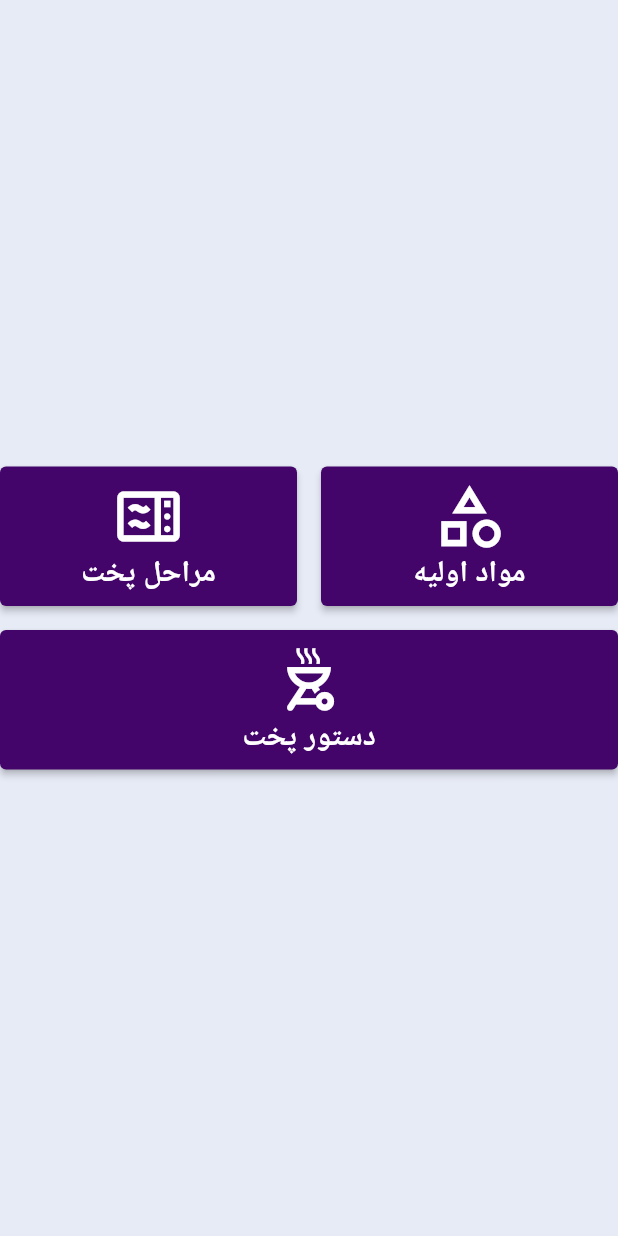
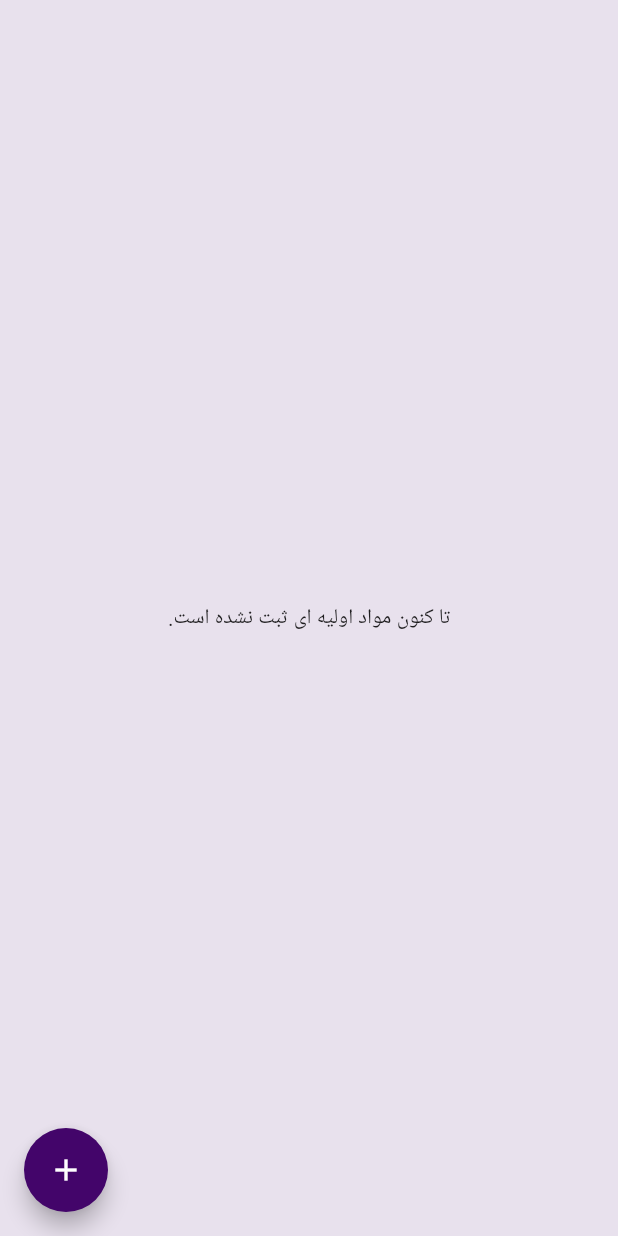
Before and after one commit to aminJamali/coocking, a Flutter app: the AdminPage screen opened by its route, after a tap on "مواد اولیه", on a phone screen of 412 x 824 dp. Run offline on Flutter 3.47's test engine with Material 2 defaults, Android fonts, the light colour scheme and no system bars; our stand-ins replace get; Roboto replaces fonts that are missing (IRANSans).

Commit message:
chore: تغییرات مربوط به ثبت مواد اولیه

```diff
--- a/lib/src/infrastructures/routes/pages.dart
+++ b/lib/src/infrastructures/routes/pages.dart
@@ -1,7 +1,9 @@
-import 'package:cooking/src/pages/login/login_page.dart';
 import 'package:get/get.dart';
 
-import '../../pages/admin/admin_page.dart';
+import '../../pages/admin/main/views/admin_page.dart';
+import '../../pages/admin/raw_material/views/raw_material_page.dart';
+import '../../pages/admin/raw_material/views/widgets/modify_raw_material.dart';
+import '../../pages/login/views/login_page.dart';
 import 'routes.dart';
 
 final pages = [
@@ -13,4 +15,12 @@ final pages = [
     name: Routes.adminPage,
     page: () => const AdminPage(),
   ),
+  GetPage(
+    name: Routes.rawMaterialPage,
+    page: () => const RawMaterialPage(),
+  ),
+  GetPage(
+    name: Routes.registerRawMaterialPage,
+    page: () => const ModifyRawMaterial(),
+  ),
 ];
--- a/lib/src/infrastructures/routes/routes.dart
+++ b/lib/src/infrastructures/routes/routes.dart
@@ -1,4 +1,6 @@
 class Routes {
+  static const login = '/login_page';
   static const adminPage = '/admin_page';
-  static const login = '/login_page';
+  static const rawMaterialPage = '/raw_material_page';
+  static const registerRawMaterialPage = '/register_raw_material_page';
 }
--- a/lib/src/infrastructures/styles/cooking_theme.dart
+++ /dev/null
@@ -1,42 +0,0 @@
-import 'package:flutter/material.dart';
-
-String? _fontFamily;
-
-class CookingTheme {
-  final String? fontFamily;
-
-  CookingTheme({final this.fontFamily}) {
-    _fontFamily = fontFamily;
-  }
-
-  ThemeData get themeData => _themeData;
-}
-
-const Color primaryColor = Color(0xFF43056A);
-const MaterialColor primarySwatch = MaterialColor(0xFF43056A, {
-  50: Color(0xFFFFF6FF),
-  100: Color(0xFFFAB5FF),
-  200: Color(0xFFCA88F1),
-  300: Color(0xFF9C5DC2),
-  400: Color(0xFF6F3395),
-  500: Color(0xFF43056A),
-  600: Color(0xFF330352),
-  700: Color(0xFF200134),
-  800: Color(0xFF200048),
-  900: Color(0xFF1A0041),
-});
-
-final Color successColor = Colors.green.shade500;
-final Color infoColor = Colors.teal;
-const Color warningColor = Color(0xFFffc107);
-final Color dangerColor = Colors.red.withOpacity(.8);
-final Color disabledColor = Colors.grey.withOpacity(.8);
-
-final ThemeData _themeData = ThemeData(
-    primaryColor: primaryColor,
-    backgroundColor: primarySwatch[100],
-    disabledColor: disabledColor,
-    errorColor: dangerColor,
-    fontFamily: _fontFamily,
-    primarySwatch: primarySwatch,
-    primaryColorLight: primarySwatch[100]);
--- a/lib/src/pages/admin/admin_page.dart
+++ /dev/null
@@ -1,81 +0,0 @@
-import 'package:flutter/material.dart';
-import 'package:get/get.dart';
-
-import '../../infrastructures/utils/utils.dart';
-
-
-class AdminPage extends StatelessWidget {
-  const AdminPage({final Key? key}) : super(key: key);
-  static const TextStyle _headerTextStyle = TextStyle(
-    fontSize: 20,
-    fontWeight: FontWeight.bold,
-  );
-  static const double _iconSize = 50.0;
-
-  @override
-  Widget build(final BuildContext context) => Scaffold(
-        backgroundColor: context.theme.backgroundColor,
-        body: _body(),
-      );
-
-  Widget _body() => Center(
-        child: ConstrainedBox(
-          constraints: const BoxConstraints(maxWidth: 600.0),
-          child: Column(
-            mainAxisAlignment: MainAxisAlignment.center,
-            children: [
-              Row(
-                mainAxisAlignment: MainAxisAlignment.center,
-                children: [
-                  Expanded(
-                    child: _headerButtonBuilder(
-                        onTaped: () {},
-                        title: 'مواد اولیه',
-                        icon: Icons.category_outlined),
-                  ),
-                  Utils.largeHorizontalSpace,
-                  Expanded(
-                    child: _headerButtonBuilder(
-                        onTaped: () {},
-                        title: 'مراحل پخت',
-                        icon: Icons.microwave_outlined),
-                  ),
-                ],
-              ),
-              Utils.largeVerticalSpace,
-              SizedBox(
-                width: Get.width,
-                child: _headerButtonBuilder(
-                    onTaped: () {},
-                    title: 'دستور پخت',
-                    icon: Icons.outdoor_grill_outlined),
-              ),
-            ],
-          ),
-        ),
-      );
-
-  Widget _headerButtonBuilder({
-    required final void Function() onTaped,
-    required final IconData icon,
-    required final String title,
-  }) =>
-      ElevatedButton(
-        onPressed: onTaped,
-        child: Padding(
-          padding: Utils.middlePadding,
-          child: Column(
-            children: [
-              Icon(
-                icon,
-                size: _iconSize,
-              ),
-              Text(
-                title,
-                style: _headerTextStyle,
-              ),
-            ],
-          ),
-        ),
-      );
-}
--- /dev/null
+++ b/lib/src/pages/admin/main/views/admin_page.dart
@@ -0,0 +1,85 @@
+import 'package:cooking/src/infrastructures/routes/routes.dart';
+import 'package:flutter/material.dart';
+import 'package:get/get.dart';
+
+import '../../../../infrastructures/utils/utils.dart';
+
+
+class AdminPage extends StatelessWidget {
+  const AdminPage({final Key? key}) : super(key: key);
+  static const TextStyle _headerTextStyle = TextStyle(
+    fontSize: 20,
+    fontWeight: FontWeight.bold,
+  );
+  static const double _iconSize = 50.0;
+
+  @override
+  Widget build(final BuildContext context) => Scaffold(
+        backgroundColor: context.theme.backgroundColor,
+        body: _body(),
+      );
+
+  Widget _body() => Center(
+        child: ConstrainedBox(
+          constraints: const BoxConstraints(maxWidth: 600.0),
+          child: Padding(
+            padding: Utils.middlePadding,
+            child: Column(
+              mainAxisAlignment: MainAxisAlignment.center,
+              children: [
+                Row(
+                  mainAxisAlignment: MainAxisAlignment.center,
+                  children: [
+                    Expanded(
+                      child: _headerButtonBuilder(
+                          onTaped: () =>Get.toNamed(Routes.rawMaterialPage),
+                          title: 'مواد اولیه',
+                          icon: Icons.category_outlined),
+                    ),
+                    Utils.largeHorizontalSpace,
+                    Expanded(
+                      child: _headerButtonBuilder(
+                          onTaped: () {},
+                          title: 'مراحل پخت',
+                          icon: Icons.microwave_outlined),
+                    ),
+                  ],
+                ),
+                Utils.largeVerticalSpace,
+                SizedBox(
+                  width: Get.width,
+                  child: _headerButtonBuilder(
+                      onTaped: () {},
+                      title: 'دستور پخت',
+                      icon: Icons.outdoor_grill_outlined),
+                ),
+              ],
+            ),
+          ),
+        ),
+      );
+
+  Widget _headerButtonBuilder({
+    required final void Function() onTaped,
+    required final IconData icon,
+    required final String title,
+  }) =>
+      ElevatedButton(
+        onPressed: onTaped,
+        child: Padding(
+          padding: Utils.middlePadding,
+          child: Column(
+            children: [
+              Icon(
+                icon,
+                size: _iconSize,
+              ),
+              Text(
+                title,
+                style: _headerTextStyle,
+              ),
+            ],
+          ),
+        ),
+      );
+}
--- /dev/null
+++ b/lib/src/pages/admin/raw_material/controllers/raw_material_controller.dart
@@ -0,0 +1,5 @@
+import 'package:get/get.dart';
+
+class RawMaterialController extends GetxController{
+
+}
--- /dev/null
+++ b/lib/src/pages/admin/raw_material/views/raw_material_page.dart
@@ -0,0 +1,24 @@
+import 'package:flutter/material.dart';
+import 'package:get/get.dart';
+
+import 'dialog/raw_material_dialog.dart';
+
+class RawMaterialPage extends StatelessWidget {
+  const RawMaterialPage({final Key? key}) : super(key: key);
+
+  @override
+  @override
+  Widget build(final BuildContext context) => Scaffold(
+        backgroundColor: context.theme.backgroundColor,
+        floatingActionButton: _addButton(),
+        body: const Center(child: Text('تا کنون مواد اولیه ای ثبت نشده است.')),
+      );
+
+  Widget _addButton() => FloatingActionButton(
+        onPressed: () {
+          Get.dialog(RawMaterialDialog(),barrierColor: Colors.white10);
+        },
+        child: const Icon(Icons.add),
+      );
+
+}
--- a/lib/src/pages/login/login_page.dart
+++ b/lib/src/pages/login/views/login_page.dart
@@ -1,7 +1,7 @@
 import 'package:flutter/material.dart';
 import 'package:get/get.dart';
 
-import '../../infrastructures/routes/routes.dart';
+import '../../../infrastructures/routes/routes.dart';
 
 class LoginPage extends StatelessWidget {
   const LoginPage({final Key? key}) : super(key: key);
--- a/lib/src/pages/main.dart
+++ b/lib/src/pages/main.dart
@@ -3,7 +3,7 @@ import 'package:get/get.dart';
 
 import '../infrastructures/routes/pages.dart';
 import '../infrastructures/styles/cooking_theme_data.dart';
-import 'login/login_page.dart';
+import 'login/views/login_page.dart';
 
 void main() {
   runApp(const MyApp());
```
Also changed, not shown: lib/src/infrastructures/styles/cooking_theme_data.dart (+12 -12 lines), lib/src/infrastructures/utils/utils.dart (+6 -1 lines), lib/src/infrastructures/utils/utils_theme.dart (added, +36 -0 lines), lib/src/pages/admin/raw_material/controllers/modify_material_controller.dart (added, +20 -0 lines), lib/src/pages/admin/raw_material/views/dialog/raw_material_dialog.dart (added, +102 -0 lines), lib/src/pages/admin/raw_material/views/widgets/modify_raw_material.dart (added, +8 -0 lines).
